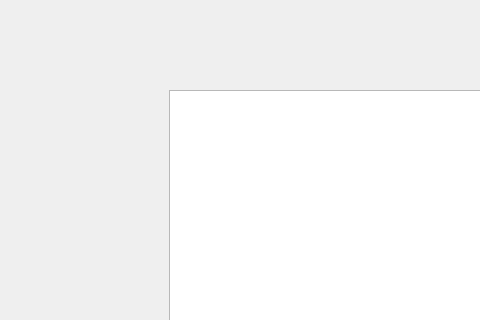
Qt form game.ui (Dlinuigh/crazy8) before a commit; both pictures show x 0 to 480 and y 0 to 320 of the 800 by 600 pixel window.
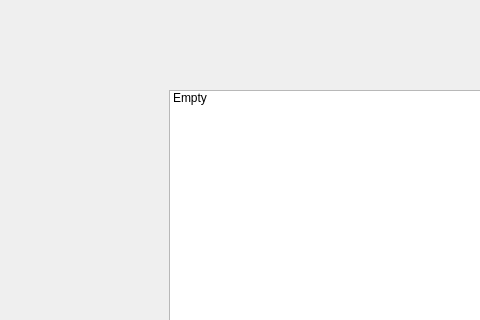
The same form after that commit. The open tabs and pages were chosen to show the change.

The edit to the form file:
```diff
--- a/game.ui
+++ b/game.ui
@@ -174,7 +174,13 @@
            <enum>QLayout::SizeConstraint::SetMaximumSize</enum>
           </property>
           <item>
-           <widget class="QListWidget" name="game"/>
+           <widget class="QListWidget" name="hosts">
+            <item>
+             <property name="text">
+              <string>Empty</string>
+             </property>
+            </item>
+           </widget>
           </item>
           <item>
            <widget class="QPushButton" name="join">
```
Left out of the diff: 8 changed lines with no effect on the pictures.
